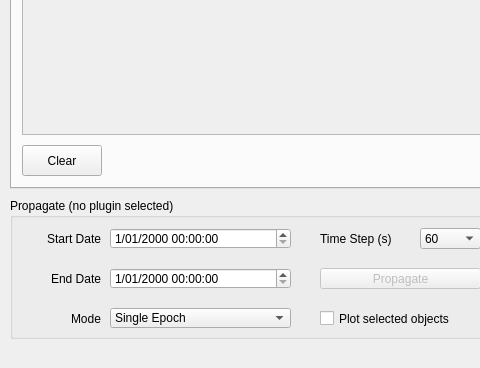
First picture: the form in opiexplorermain.ui, repository Space-Systems/OPI-Explorer, before the edit; both pictures show x 0 to 480 and y 468 to 836 of the 1042 by 836 pixel window.
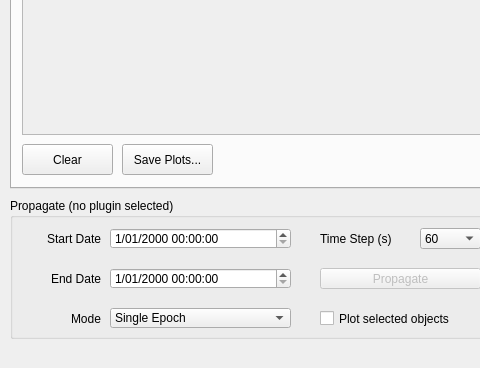
Second picture: the form after the edit. Icons and pictures are not drawn.

Commit message: Save plots as PNG

Patch:
```diff
--- a/opiexplorermain.ui
+++ b/opiexplorermain.ui
@@ -3336,8 +3336,8 @@
       <property name="geometry">
        <rect>
         <x>10</x>
-        <y>541</y>
-        <width>80</width>
+        <y>540</y>
+        <width>91</width>
         <height>31</height>
        </rect>
       </property>
@@ -3345,6 +3345,19 @@
        <string>Clear</string>
       </property>
      </widget>
+     <widget class="QPushButton" name="btnSavePlots">
+      <property name="geometry">
+       <rect>
+        <x>110</x>
+        <y>540</y>
+        <width>91</width>
+        <height>31</height>
+       </rect>
+      </property>
+      <property name="text">
+       <string>Save Plots...</string>
+      </property>
+     </widget>
     </widget>
    </widget>
    <widget class="QGroupBox" name="grpPropagate">
```
The commit also changes 2 other files.
